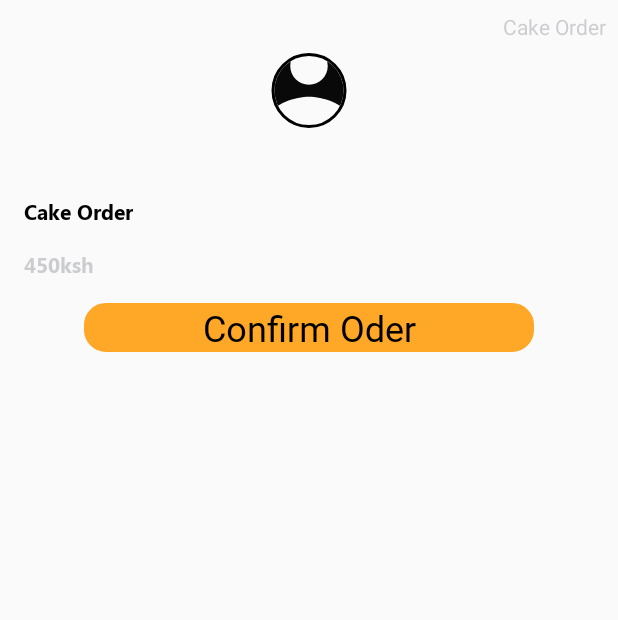
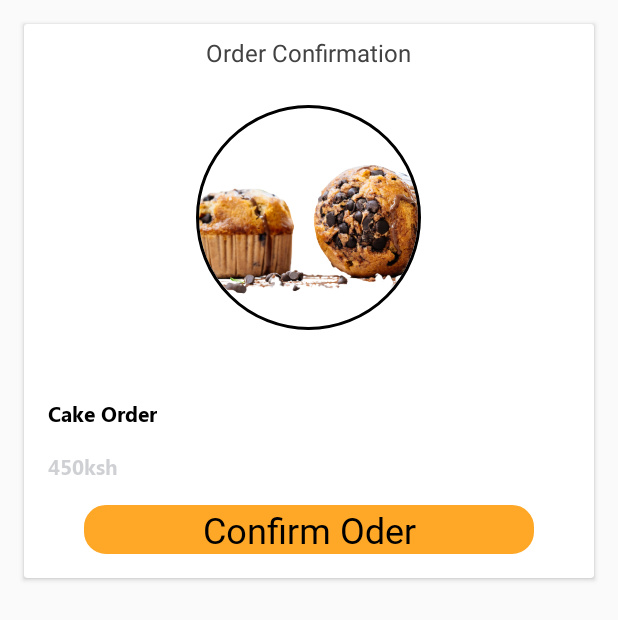
Before and after one commit to Carlosokumu/DeliveryApp, an Android app: the layout confirm_layout.xml on its own in the app's theme, with its tools: preview values and no code run, on a phone screen of 412 x 824 dp. Shown: the top 620 px of the screen. Run offline under Robolectric (Android 15) with nearby library versions, the phone set to English and light mode, and no system bars.

Commit message:
Confirm design

```diff
--- a/app/src/main/java/com/example/deliveryapp/adapters/CakesAdapter.kt
+++ b/app/src/main/java/com/example/deliveryapp/adapters/CakesAdapter.kt
@@ -75,7 +75,8 @@ class CakesAdapter(val cakesList: List<CakeModel>,val context: Context): Recycle
                      name = cakesList[position].name,
                      price = cakesList[position].price,
                      image = cakesList[position].image,
-                     description = holder.itemView.context.getString(R.string.sample)
+                     description = holder.itemView.context.getString(R.string.sample),
+                     context = context
                  )
              ).addToBackStack("").commit()
 
--- a/app/src/main/java/com/example/deliveryapp/adapters/DinnersAdapter.kt
+++ b/app/src/main/java/com/example/deliveryapp/adapters/DinnersAdapter.kt
@@ -45,7 +45,8 @@ class DinnersAdapter(val cakes: List<CakeModel>,val context: Context): RecyclerV
                     name = cakes[position].name,
                     price = cakes[position].price,
                     image = cakes[position].image,
-                    description = holder.itemView.context.getString(R.string.sample)
+                    description = holder.itemView.context.getString(R.string.sample),
+                    context = context
                 )
             ).addToBackStack("").commit()
         }
--- a/app/src/main/java/com/example/deliveryapp/adapters/DrinksAdapter.kt
+++ b/app/src/main/java/com/example/deliveryapp/adapters/DrinksAdapter.kt
@@ -45,7 +45,8 @@ class DrinksAdapter(val cakes: List<CakeModel>,val context: Context): RecyclerVi
                     name = cakes[position].name,
                     price = cakes[position].price,
                     image = cakes[position].image,
-                    description = holder.itemView.context.getString(R.string.sample)
+                    description = holder.itemView.context.getString(R.string.sample),
+                    context = context
                 )
             ).addToBackStack("").commit()
         }
--- a/app/src/main/java/com/example/deliveryapp/fragments/ProfileDialog.kt
+++ b/app/src/main/java/com/example/deliveryapp/fragments/ProfileDialog.kt
@@ -21,8 +21,8 @@ class ProfileDialog: DialogFragment() {
     companion object {
         private lateinit  var callback: MaterialDialog.SingleButtonCallback
 
-        fun newInstance(buttonCallback: MaterialDialog.SingleButtonCallback): ProfileDialog {
-            callback = buttonCallback
+        fun newInstance(callback: MaterialDialog.SingleButtonCallback): ProfileDialog {
+            this.callback = callback
             return ProfileDialog()
         }
     }
--- a/app/src/main/res/layout/confirm_layout.xml
+++ b/app/src/main/res/layout/confirm_layout.xml
@@ -1,7 +1,11 @@
 <?xml version="1.0" encoding="utf-8"?>
-<RelativeLayout xmlns:android="http://schemas.android.com/apk/res/android"
+<androidx.cardview.widget.CardView xmlns:android="http://schemas.android.com/apk/res/android"
     android:layout_width="match_parent"
-    android:layout_height="match_parent"
+    android:background="@drawable/card_background"
+    android:elevation="6dp"
+    android:layout_margin="@dimen/margin_normal"
+    android:padding="@dimen/margin_normal"
+    android:layout_height="wrap_content"
     xmlns:app="http://schemas.android.com/apk/res-auto">
 
 
@@ -13,22 +17,23 @@
 
         <TextView
             android:layout_width="wrap_content"
-            android:text="Cake Order"
-            android:layout_gravity="end"
+            android:text="Order Confirmation"
+            android:layout_gravity="center_horizontal"
             android:id="@+id/what"
+            android:textSize="@dimen/margin_normal"
             android:layout_margin="@dimen/margin_small"
-            android:textColor="@color/border"
+            android:textColor="@color/background800"
             android:layout_height="wrap_content"/>
         <de.hdodenhof.circleimageview.CircleImageView
             android:id="@+id/picOderer"
             android:layout_gravity="center_horizontal"
-            android:layout_width="100dp"
-            android:layout_centerInParent="true"
+            android:layout_width="150dp"
+            android:layout_marginTop="@dimen/margin_normal"
             app:civ_border_color="@color/black"
-            android:layout_height="50dp"
+            android:layout_height="150dp"
             android:clickable="true"
             android:orientation="vertical"
-            android:src="@drawable/ic_account"
+            android:src="@drawable/ncake"
             app:civ_border_width="2dp" />
 
         <LinearLayout
@@ -62,7 +67,7 @@
             <TextView
                 android:layout_width="300sp"
                 android:layout_height="wrap_content"
-                android:id="@+id/btnOrder"
+                android:id="@+id/btnConfirm"
                 android:gravity="center"
                 android:drawablePadding="@dimen/margin_normal"
                 android:layout_gravity="center"
@@ -81,4 +86,4 @@
 
     </LinearLayout>
 
-</RelativeLayout>
+</androidx.cardview.widget.CardView>
```
Also changed, not shown: app/src/main/java/com/example/deliveryapp/activities/DashBoard.kt (+22 -0 lines), app/src/main/java/com/example/deliveryapp/fragments/ConfirmDialog.kt (added, +106 -0 lines), app/src/main/java/com/example/deliveryapp/fragments/PreviewFragment.kt (+65 -9 lines), app/src/main/java/com/example/deliveryapp/models/OrderInfo.kt (+5 -5 lines).
